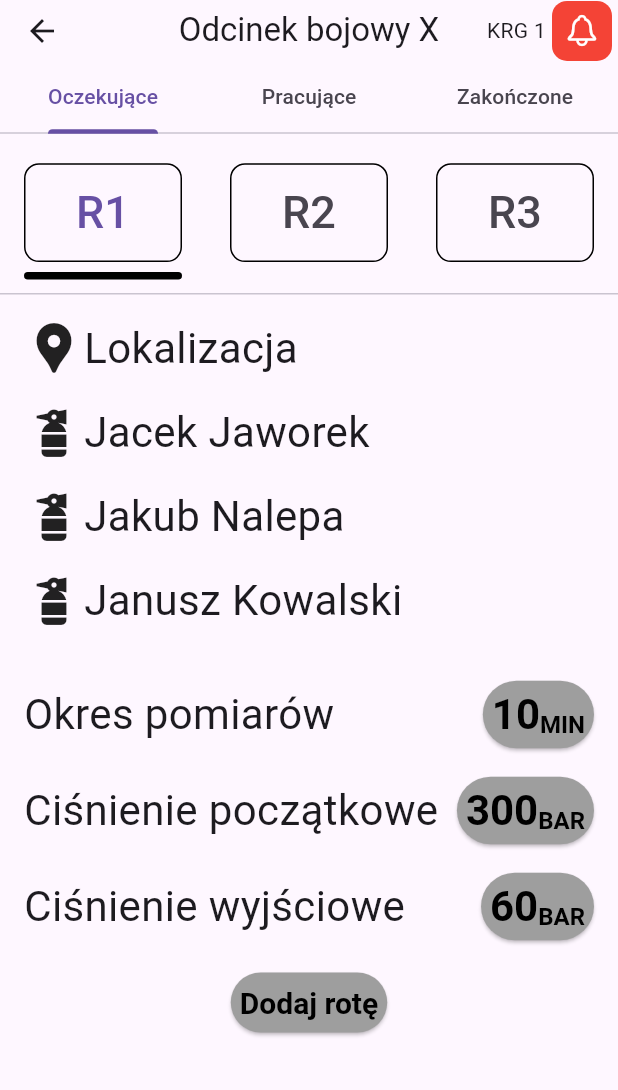
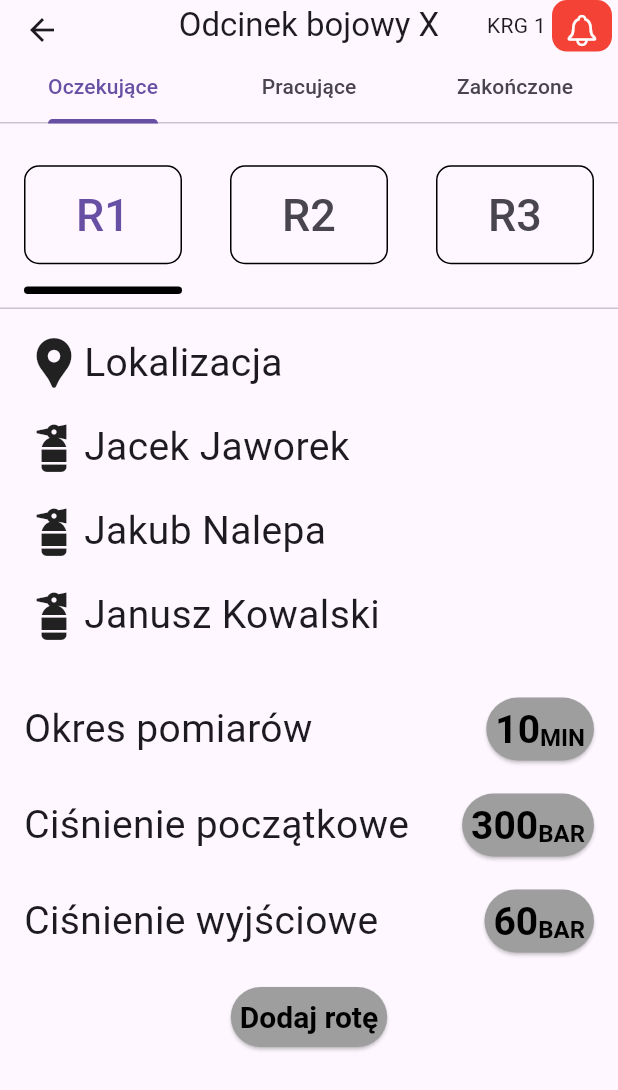
Before and after one commit to Adam-Lukaszewicz/OxyGuard, a Flutter app: the screen it shows after launch, after a tap on "Stwórz akcję", on a phone screen of 412 x 824 dp. Shown: the top 1090 px of the screen. Run offline on Flutter 3.47's test engine with Material 3 defaults, Android fonts, the phone set to English and light mode, and no system bars.

Commit message:
height scaling fix

```diff
--- a/oxy_guard/lib/manage_page.dart
+++ b/oxy_guard/lib/manage_page.dart
@@ -1,3 +1,4 @@
+
 import 'package:flutter/cupertino.dart';
 import 'package:flutter/material.dart';
 import 'package:oxy_guard/squad_page.dart';
@@ -22,15 +23,19 @@ class _ManagePageState extends State<ManagePage>
 
   @override
   Widget build(BuildContext context) {
+    var screenHeight = MediaQuery.of(context).size.height - MediaQuery.of(context).viewPadding.vertical;
     return ChangeNotifierProvider(
-      create: (context) => CategoryModel(),
+      create: (context) => CategoryModel(screenHeight: screenHeight),
       builder: (context, child) {
         return MaterialApp(
           home: DefaultTabController(
             length: categories.length,
             child: Scaffold(
-                appBar: AppBar(
-                  toolbarHeight: MediaQuery.of(context).size.height * 0.05,
+                appBar: PreferredSize(
+                  preferredSize: Size.fromHeight(screenHeight * 0.1),
+                  child: SafeArea(
+                    child: AppBar(
+                      //toolbarHeight: MediaQuery.of(context).size.height * 0.05,
                       leading: IconButton(
                         icon: const Icon(Icons.arrow_back),
                         onPressed: () {
@@ -39,8 +44,11 @@ class _ManagePageState extends State<ManagePage>
                       ),
                       title: const Text("Odcinek bojowy X"),
                       centerTitle: true,
-                  bottom: const TabBar(
+                      bottom: PreferredSize(
+                        preferredSize: Size.fromHeight(screenHeight * 0.05),
+                        child: const TabBar(
                           tabs: categories,
+                        ),
                       ),
                       actions: [
                         const Text("KRG 1"), //TODO: Ekran konfiguracyjny
@@ -59,6 +67,8 @@ class _ManagePageState extends State<ManagePage>
                                         borderRadius: BorderRadius.all(
                                             Radius.circular(10))))))
                       ],
+                    ),
+                  ),
                 ),
                 body: TabBarView(
                   children: [
@@ -87,6 +97,9 @@ class Category extends StatefulWidget {
 }
 
 class CategoryModel extends ChangeNotifier {
+  double screenHeight;
+  CategoryModel({required this.screenHeight});
+
   var oxygenValues = <double>[];
   var remainingTimes = <int>[];
   var usageRates = <double>[];
@@ -155,7 +168,7 @@ class _CategoryState extends State<Category>
 
   @override
   Widget build(BuildContext context) {
-    var screenHeight = MediaQuery.of(context).size.height;
+    var screenHeight = Provider.of<CategoryModel>(context, listen: false).screenHeight;
     return Column(
       children: [
         SizedBox(
@@ -173,7 +186,7 @@ class _CategoryState extends State<Category>
           ),
         ),
         SizedBox(
-          height: screenHeight * 0.70,
+          height: screenHeight * 0.75,
           child: TabBarView(
               controller: _tabController,
               children: Provider.of<CategoryModel>(context, listen: false)
--- a/oxy_guard/lib/setup_page.dart
+++ b/oxy_guard/lib/setup_page.dart
@@ -11,7 +11,7 @@ class SetupPage extends StatefulWidget {
 
 class _SetupPage2State extends State<SetupPage> {
   var baseTextStyle = const TextStyle(
-    fontSize: 28,
+    fontSize: 26,
   );
   var unitTextStyle = const TextStyle(
     fontWeight: FontWeight.bold,
@@ -141,6 +141,7 @@ class _SetupPage2State extends State<SetupPage> {
                   ],
                 ),
               ),
+              //TODO: szerokosc tych rzedow ogarnac layoutbuilderem (po prostu sciagnac szerokosc z widgetinspectora, jesli nie ma dla nich miejsca to zwijać ciśnienie w ciśn. czy coś takiego)
               Padding(
                 padding: const EdgeInsets.all(8.0),
                 child: Row(
--- a/oxy_guard/lib/waiting_page.dart
+++ b/oxy_guard/lib/waiting_page.dart
@@ -1,6 +1,8 @@
 import 'package:flutter/material.dart';
+import 'package:oxy_guard/manage_page.dart';
 import 'package:oxy_guard/setup_page.dart';
 import 'package:oxy_guard/waiting_tab.dart';
+import 'package:provider/provider.dart';
 
 class WaitingPage extends StatefulWidget {
   const WaitingPage({super.key});
@@ -37,11 +39,11 @@ class _WaitingPageState extends State<WaitingPage> with SingleTickerProviderStat
 
   @override
   Widget build(BuildContext context) {
-    var screenHeight = MediaQuery.of(context).size.height;
+    var screenHeight = Provider.of<CategoryModel>(context, listen: false).screenHeight;
     return Column(
       children: [
         SizedBox(
-          height: screenHeight * 0.13,
+          height: screenHeight * 0.15,
           child: TabBar(
             tabs: [WaitingSquad(text: "R1", index: 0), WaitingSquad(text: "R2", index: 0),WaitingSquad(text: "R3", index: 0),],
             controller: _tabController,
@@ -55,7 +57,7 @@ class _WaitingPageState extends State<WaitingPage> with SingleTickerProviderStat
           ),
         ),
         SizedBox(
-          height: screenHeight * 0.70,
+          height: screenHeight * 0.75,
           child: TabBarView(
               controller: _tabController,
               children: [SetupPage(), SetupPage(), SetupPage(),]),
```
Lines whose indentation alone changed are shown as unchanged.
